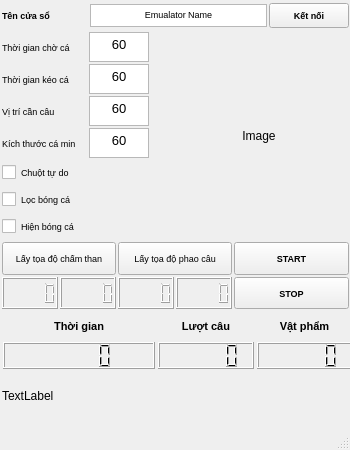
Old version of the form qt_designer/UiMainWindow.ui in the repository hung-hust-97/NTH-Auto-Game.
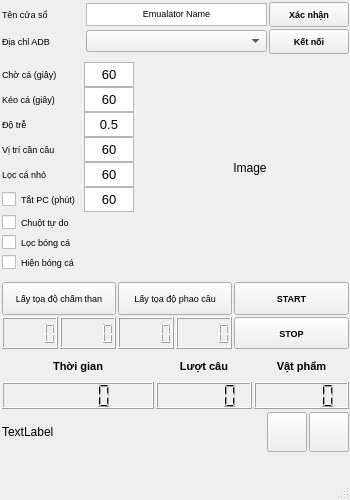
New version of the form.

Diff of the .ui file:
```diff
--- a/qt_designer/UiMainWindow.ui
+++ b/qt_designer/UiMainWindow.ui
@@ -7,152 +7,30 @@
     <x>0</x>
     <y>0</y>
     <width>350</width>
-    <height>450</height>
+    <height>500</height>
    </rect>
   </property>
   <property name="minimumSize">
    <size>
-    <width>350</width>
-    <height>450</height>
+    <width>0</width>
+    <height>0</height>
    </size>
   </property>
   <property name="maximumSize">
    <size>
     <width>350</width>
-    <height>450</height>
+    <height>500</height>
    </size>
   </property>
   <property name="windowTitle">
    <string>Auto Fishing</string>
   </property>
   <widget class="QWidget" name="centralwidget">
-   <widget class="QWidget" name="horizontalLayoutWidget_2">
-    <property name="geometry">
-     <rect>
-      <x>0</x>
-      <y>0</y>
-      <width>351</width>
-      <height>31</height>
-     </rect>
-    </property>
-    <layout class="QHBoxLayout" name="row1" stretch="2,0,0">
-     <property name="spacing">
-      <number>2</number>
-     </property>
-     <property name="sizeConstraint">
-      <enum>QLayout::SetMinimumSize</enum>
-     </property>
-     <property name="leftMargin">
-      <number>2</number>
-     </property>
-     <property name="topMargin">
-      <number>2</number>
-     </property>
-     <property name="rightMargin">
-      <number>2</number>
-     </property>
-     <property name="bottomMargin">
-      <number>2</number>
-     </property>
-     <item>
-      <widget class="QLabel" name="lblChooseEmulator">
-       <property name="sizePolicy">
-        <sizepolicy hsizetype="Minimum" vsizetype="Minimum">
-         <horstretch>0</horstretch>
-         <verstretch>0</verstretch>
-        </sizepolicy>
-       </property>
-       <property name="minimumSize">
-        <size>
-         <width>86</width>
-         <height>23</height>
-        </size>
-       </property>
-       <property name="maximumSize">
-        <size>
-         <width>80</width>
-         <height>23</height>
-        </size>
-       </property>
-       <property name="font">
-        <font>
-         <pointsize>7</pointsize>
-         <weight>75</weight>
-         <bold>true</bold>
-        </font>
-       </property>
-       <property name="text">
-        <string>Tên cửa sổ</string>
-       </property>
-      </widget>
-     </item>
-     <item>
-      <widget class="QTextEdit" name="txtEmulatorName">
-       <property name="sizePolicy">
-        <sizepolicy hsizetype="Ignored" vsizetype="Ignored">
-         <horstretch>0</horstretch>
-         <verstretch>0</verstretch>
-        </sizepolicy>
-       </property>
-       <property name="maximumSize">
-        <size>
-         <width>16777215</width>
-         <height>23</height>
-        </size>
-       </property>
-       <property name="font">
-        <font>
-         <pointsize>7</pointsize>
-        </font>
-       </property>
-       <property name="html">
-        <string>&lt;!DOCTYPE HTML PUBLIC &quot;-//W3C//DTD HTML 4.0//EN&quot; &quot;http://www.w3.org/TR/REC-html40/strict.dtd&quot;&gt;
-&lt;html&gt;&lt;head&gt;&lt;meta name=&quot;qrichtext&quot; content=&quot;1&quot; /&gt;&lt;style type=&quot;text/css&quot;&gt;
-p, li { white-space: pre-wrap; }
-&lt;/style&gt;&lt;/head&gt;&lt;body style=&quot; font-family:'MS Shell Dlg 2'; font-size:7pt; font-weight:400; font-style:normal;&quot;&gt;
-&lt;p align=&quot;center&quot; style=&quot; margin-top:0px; margin-bottom:0px; margin-left:0px; margin-right:0px; -qt-block-indent:0; text-indent:0px;&quot;&gt;Emualator Name&lt;/p&gt;&lt;/body&gt;&lt;/html&gt;</string>
-       </property>
-      </widget>
-     </item>
-     <item>
-      <widget class="QPushButton" name="btnConnectEmulator">
-       <property name="sizePolicy">
-        <sizepolicy hsizetype="Fixed" vsizetype="Fixed">
-         <horstretch>0</horstretch>
-         <verstretch>0</verstretch>
-        </sizepolicy>
-       </property>
-       <property name="minimumSize">
-        <size>
-         <width>80</width>
-         <height>25</height>
-        </size>
-       </property>
-       <property name="maximumSize">
-        <size>
-         <width>80</width>
-         <height>25</height>
-        </size>
-       </property>
-       <property name="font">
-        <font>
-         <pointsize>7</pointsize>
-         <weight>75</weight>
-         <bold>true</bold>
-        </font>
-       </property>
-       <property name="text">
-        <string>Kết nối</string>
-       </property>
-      </widget>
-     </item>
-    </layout>
-   </widget>
    <widget class="QWidget" name="gridLayoutWidget">
     <property name="geometry">
      <rect>
       <x>0</x>
-      <y>240</y>
+      <y>280</y>
       <width>351</width>
       <height>71</height>
      </rect>
@@ -381,9 +259,9 @@
     <property name="geometry">
      <rect>
       <x>0</x>
-      <y>370</y>
+      <y>410</y>
       <width>351</width>
-      <height>51</height>
+      <height>44</height>
      </rect>
     </property>
     <layout class="QHBoxLayout" name="row5">
@@ -410,19 +288,109 @@
          <verstretch>0</verstretch>
         </sizepolicy>
        </property>
+       <property name="minimumSize">
+        <size>
+         <width>0</width>
+         <height>40</height>
+        </size>
+       </property>
+       <property name="maximumSize">
+        <size>
+         <width>16777215</width>
+         <height>40</height>
+        </size>
+       </property>
        <property name="text">
         <string>TextLabel</string>
        </property>
       </widget>
      </item>
+     <item>
+      <widget class="QPushButton" name="btnYoutube">
+       <property name="sizePolicy">
+        <sizepolicy hsizetype="Ignored" vsizetype="Ignored">
+         <horstretch>0</horstretch>
+         <verstretch>0</verstretch>
+        </sizepolicy>
+       </property>
+       <property name="minimumSize">
+        <size>
+         <width>40</width>
+         <height>40</height>
+        </size>
+       </property>
+       <property name="maximumSize">
+        <size>
+         <width>40</width>
+         <height>40</height>
+        </size>
+       </property>
+       <property name="font">
+        <font>
+         <pointsize>7</pointsize>
+         <weight>50</weight>
+         <bold>false</bold>
+         <kerning>false</kerning>
+        </font>
+       </property>
+       <property name="layoutDirection">
+        <enum>Qt::LeftToRight</enum>
+       </property>
+       <property name="autoFillBackground">
+        <bool>false</bool>
+       </property>
+       <property name="text">
+        <string/>
+       </property>
+      </widget>
+     </item>
+     <item>
+      <widget class="QPushButton" name="btnFacebook">
+       <property name="sizePolicy">
+        <sizepolicy hsizetype="Ignored" vsizetype="Ignored">
+         <horstretch>0</horstretch>
+         <verstretch>0</verstretch>
+        </sizepolicy>
+       </property>
+       <property name="minimumSize">
+        <size>
+         <width>40</width>
+         <height>40</height>
+        </size>
+       </property>
+       <property name="maximumSize">
+        <size>
+         <width>40</width>
+         <height>40</height>
+        </size>
+       </property>
+       <property name="font">
+        <font>
+         <pointsize>7</pointsize>
+         <weight>50</weight>
+         <bold>false</bold>
+         <kerning>false</kerning>
+        </font>
+       </property>
+       <property name="layoutDirection">
+        <enum>Qt::LeftToRight</enum>
+       </property>
+       <property name="autoFillBackground">
+        <bool>false</bool>
+       </property>
+       <property name="text">
+        <string/>
+       </property>
+      </widget>
+     </item>
     </layout>
    </widget>
    <widget class="QWidget" name="gridLayoutWidget_2">
     <property name="geometry">
      <rect>
       <x>0</x>
-      <y>310</y>
-      <width>355</width>
+      <y>350</y>
+      <width>351</width>
       <height>61</height>
      </rect>
     </property>
@@ -619,12 +587,15 @@
     <property name="geometry">
      <rect>
       <x>0</x>
-      <y>30</y>
-      <width>359</width>
-      <height>213</height>
+      <y>60</y>
+      <width>350</width>
+      <height>216</height>
      </rect>
     </property>
-    <layout class="QHBoxLayout" name="row2">
+    <layout class="QHBoxLayout" name="row2" stretch="0,0">
+     <property name="rightMargin">
+      <number>0</number>
+     </property>
      <item>
       <layout class="QFormLayout" name="col2_1">
        <property name="labelAlignment">
@@ -634,7 +605,7 @@
         <number>2</number>
        </property>
        <property name="verticalSpacing">
-        <number>2</number>
+        <number>0</number>
        </property>
        <property name="leftMargin">
         <number>2</number>
@@ -652,14 +623,14 @@
         <widget class="QLabel" name="lblTimeWaitMark">
          <property name="minimumSize">
           <size>
-           <width>85</width>
-           <height>30</height>
+           <width>80</width>
+           <height>25</height>
           </size>
          </property>
          <property name="maximumSize">
           <size>
-           <width>85</width>
-           <height>30</height>
+           <width>80</width>
+           <height>25</height>
           </size>
          </property>
          <property name="font">
@@ -670,7 +641,7 @@
           </font>
          </property>
          <property name="text">
-          <string>Thời gian chờ cá</string>
+          <string>Chờ cá (giây)</string>
          </property>
         </widget>
        </item>
@@ -684,14 +655,14 @@
          </property>
          <property name="minimumSize">
           <size>
-           <width>60</width>
-           <height>30</height>
+           <width>50</width>
+           <height>25</height>
           </size>
          </property>
          <property name="maximumSize">
           <size>
-           <width>30</width>
-           <height>30</height>
+           <width>50</width>
+           <height>25</height>
           </size>
          </property>
          <property name="font">
@@ -699,6 +670,12 @@
            <pointsize>7</pointsize>
           </font>
          </property>
+         <property name="verticalScrollBarPolicy">
+          <enum>Qt::ScrollBarAlwaysOff</enum>
+         </property>
+         <property name="horizontalScrollBarPolicy">
+          <enum>Qt::ScrollBarAlwaysOff</enum>
+         </property>
          <property name="html">
           <string>&lt;!DOCTYPE HTML PUBLIC &quot;-//W3C//DTD HTML 4.0//EN&quot; &quot;http://www.w3.org/TR/REC-html40/strict.dtd&quot;&gt;
 &lt;html&gt;&lt;head&gt;&lt;meta name=&quot;qrichtext&quot; content=&quot;1&quot; /&gt;&lt;style type=&quot;text/css&quot;&gt;
@@ -712,14 +689,14 @@
         <widget class="QLabel" name="lblTimePullingFish">
          <property name="minimumSize">
           <size>
-           <width>85</width>
-           <height>30</height>
+           <width>80</width>
+           <height>25</height>
           </size>
          </property>
          <property name="maximumSize">
           <size>
-           <width>85</width>
-           <height>30</height>
+           <width>80</width>
+           <height>25</height>
           </size>
          </property>
          <property name="font">
@@ -730,7 +707,7 @@
           </font>
          </property>
          <property name="text">
-          <string>Thời gian kéo cá</string>
+          <string>Kéo cá (giây)</string>
          </property>
         </widget>
        </item>
@@ -744,14 +721,14 @@
          </property>
          <property name="minimumSize">
           <size>
-           <width>60</width>
-           <height>30</height>
+           <width>50</width>
+           <height>25</height>
           </size>
          </property>
          <property name="maximumSize">
           <size>
-           <width>60</width>
-           <height>30</height>
+           <width>50</width>
+           <height>25</height>
           </size>
          </property>
          <property name="font">
@@ -759,6 +736,12 @@
            <pointsize>7</pointsize>
           </font>
          </property>
+         <property name="verticalScrollBarPolicy">
+          <enum>Qt::ScrollBarAlwaysOff</enum>
+         </property>
+         <property name="horizontalScrollBarPolicy">
+          <enum>Qt::ScrollBarAlwaysOff</enum>
+         </property>
          <property name="html">
           <string>&lt;!DOCTYPE HTML PUBLIC &quot;-//W3C//DTD HTML 4.0//EN&quot; &quot;http://www.w3.org/TR/REC-html40/strict.dtd&quot;&gt;
 &lt;html&gt;&lt;head&gt;&lt;meta name=&quot;qrichtext&quot; content=&quot;1&quot; /&gt;&lt;style type=&quot;text/css&quot;&gt;
@@ -768,18 +751,18 @@
          </property>
         </widget>
        </item>
-       <item row="2" column="0">
+       <item row="3" column="0">
         <widget class="QLabel" name="lblRodPosition">
          <property name="minimumSize">
           <size>
-           <width>85</width>
-           <height>30</height>
+           <width>80</width>
+           <height>25</height>
           </size>
          </property>
          <property name="maximumSize">
           <size>
-           <width>85</width>
-           <height>30</height>
+           <width>80</width>
+           <height>25</height>
           </size>
          </property>
          <property name="font">
@@ -794,7 +777,7 @@
          </property>
         </widget>
        </item>
-       <item row="2" column="1">
+       <item row="3" column="1">
         <widget class="QTextEdit" name="txtFishingRodPosition">
          <property name="sizePolicy">
           <sizepolicy hsizetype="Fixed" vsizetype="Fixed">
@@ -804,14 +787,14 @@
          </property>
          <property name="minimumSize">
           <size>
-           <width>60</width>
-           <height>30</height>
+           <width>50</width>
+           <height>25</height>
           </size>
          </property>
          <property name="maximumSize">
           <size>
-           <width>60</width>
-           <height>30</height>
+           <width>50</width>
+           <height>25</height>
           </size>
          </property>
          <property name="font">
@@ -819,6 +802,12 @@
            <pointsize>7</pointsize>
           </font>
          </property>
+         <property name="verticalScrollBarPolicy">
+          <enum>Qt::ScrollBarAlwaysOff</enum>
+         </property>
+         <property name="horizontalScrollBarPolicy">
+          <enum>Qt::ScrollBarAlwaysOff</enum>
+         </property>
          <property name="html">
           <string>&lt;!DOCTYPE HTML PUBLIC &quot;-//W3C//DTD HTML 4.0//EN&quot; &quot;http://www.w3.org/TR/REC-html40/strict.dtd&quot;&gt;
 &lt;html&gt;&lt;head&gt;&lt;meta name=&quot;qrichtext&quot; content=&quot;1&quot; /&gt;&lt;style type=&quot;text/css&quot;&gt;
@@ -828,18 +817,18 @@
          </property>
         </widget>
        </item>
-       <item row="3" column="0">
+       <item row="4" column="0">
         <widget class="QLabel" name="lblMinFishSize">
          <property name="minimumSize">
           <size>
-           <width>85</width>
-           <height>30</height>
+           <width>80</width>
+           <height>25</height>
           </size>
          </property>
          <property name="maximumSize">
           <size>
-           <width>85</width>
-           <height>30</height>
+           <width>80</width>
+           <height>25</height>
           </size>
          </property>
          <property name="font">
@@ -848,11 +837,11 @@
           </font>
          </property>
          <property name="text">
-          <string>Kích thước cá min</string>
+          <string>Lọc cá nhỏ</string>
          </property>
         </widget>
        </item>
-       <item row="3" column="1">
+       <item row="4" column="1">
         <widget class="QTextEdit" name="txtMinFishSize">
          <property name="sizePolicy">
           <sizepolicy hsizetype="Fixed" vsizetype="Fixed">
@@ -862,14 +851,14 @@
          </property>
          <property name="minimumSize">
           <size>
-           <width>60</width>
-           <height>30</height>
+           <width>50</width>
+           <height>25</height>
           </size>
          </property>
          <property name="maximumSize">
           <size>
-           <width>60</width>
-           <height>30</height>
+           <width>50</width>
+           <height>25</height>
           </size>
          </property>
          <property name="font">
@@ -877,6 +866,12 @@
            <pointsize>7</pointsize>
           </font>
          </property>
+         <property name="verticalScrollBarPolicy">
+          <enum>Qt::ScrollBarAlwaysOff</enum>
+         </property>
+         <property name="horizontalScrollBarPolicy">
+          <enum>Qt::ScrollBarAlwaysOff</enum>
+         </property>
          <property name="html">
           <string>&lt;!DOCTYPE HTML PUBLIC &quot;-//W3C//DTD HTML 4.0//EN&quot; &quot;http://www.w3.org/TR/REC-html40/strict.dtd&quot;&gt;
 &lt;html&gt;&lt;head&gt;&lt;meta name=&quot;qrichtext&quot; content=&quot;1&quot; /&gt;&lt;style type=&quot;text/css&quot;&gt;
@@ -887,17 +882,65 @@
         </widget>
        </item>
        <item row="5" column="0">
+        <widget class="QCheckBox" name="cbShutdownPC">
+         <property name="minimumSize">
+          <size>
+           <width>80</width>
+           <height>25</height>
+          </size>
+         </property>
+         <property name="maximumSize">
+          <size>
+           <width>85</width>
+           <height>25</height>
+          </size>
+         </property>
+         <property name="font">
+          <font>
+           <pointsize>7</pointsize>
+          </font>
+         </property>
+         <property name="text">
+          <string>Tắt PC (phút)</string>
+         </property>
+        </widget>
+       </item>
+       <item row="6" column="0">
+        <widget class="QCheckBox" name="cbFreeMouse">
+         <property name="minimumSize">
+          <size>
+           <width>80</width>
+           <height>20</height>
+          </size>
+         </property>
+         <property name="maximumSize">
+          <size>
+           <width>85</width>
+           <height>20</height>
+          </size>
+         </property>
+         <property name="font">
+          <font>
+           <pointsize>7</pointsize>
+          </font>
+         </property>
+         <property name="text">
+          <string>Chuột tự do</string>
+         </property>
+        </widget>
+       </item>
+       <item row="7" column="0">
         <widget class="QCheckBox" name="cbFishDetection">
          <property name="minimumSize">
           <size>
            <width>80</width>
-           <height>25</height>
+           <height>20</height>
           </size>
          </property>
          <property name="maximumSize">
           <size>
            <width>85</width>
-           <height>25</height>
+           <height>20</height>
           </size>
          </property>
          <property name="font">
@@ -910,18 +953,18 @@
          </property>
         </widget>
        </item>
-       <item row="6" column="0">
+       <item row="8" column="0">
         <widget class="QCheckBox" name="cbShowFish">
          <property name="minimumSize">
           <size>
            <width>80</width>
-           <height>25</height>
+           <height>20</height>
           </size>
          </property>
          <property name="maximumSize">
           <size>
            <width>85</width>
-           <height>25</height>
+           <height>20</height>
           </size>
          </property>
          <property name="font">
@@ -934,17 +977,57 @@
          </property>
         </widget>
        </item>
-       <item row="4" column="0">
-        <widget class="QCheckBox" name="cbFreeMouse">
+       <item row="5" column="1">
+        <widget class="QTextEdit" name="txtShutdownTime">
+         <property name="sizePolicy">
+          <sizepolicy hsizetype="Fixed" vsizetype="Fixed">
+           <horstretch>0</horstretch>
+           <verstretch>0</verstretch>
+          </sizepolicy>
+         </property>
          <property name="minimumSize">
           <size>
+           <width>50</width>
+           <height>25</height>
+          </size>
+         </property>
+         <property name="maximumSize">
+          <size>
+           <width>50</width>
+           <height>25</height>
+          </size>
+         </property>
+         <property name="font">
+          <font>
+           <pointsize>7</pointsize>
+          </font>
+         </property>
+         <property name="verticalScrollBarPolicy">
+          <enum>Qt::ScrollBarAlwaysOff</enum>
+         </property>
+         <property name="horizontalScrollBarPolicy">
+          <enum>Qt::ScrollBarAlwaysOff</enum>
+         </property>
+         <property name="html">
+          <string>&lt;!DOCTYPE HTML PUBLIC &quot;-//W3C//DTD HTML 4.0//EN&quot; &quot;http://www.w3.org/TR/REC-html40/strict.dtd&quot;&gt;
+&lt;html&gt;&lt;head&gt;&lt;meta name=&quot;qrichtext&quot; content=&quot;1&quot; /&gt;&lt;style type=&quot;text/css&quot;&gt;
+p, li { white-space: pre-wrap; }
+&lt;/style&gt;&lt;/head&gt;&lt;body style=&quot; font-family:'MS Shell Dlg 2'; font-size:7pt; font-weight:400; font-style:normal;&quot;&gt;
+&lt;p align=&quot;center&quot; style=&quot; margin-top:0px; margin-bottom:0px; margin-left:0px; margin-right:0px; -qt-block-indent:0; text-indent:0px;&quot;&gt;&lt;span style=&quot; font-size:10pt;&quot;&gt;60&lt;/span&gt;&lt;/p&gt;&lt;/body&gt;&lt;/html&gt;</string>
+         </property>
+        </widget>
+       </item>
+       <item row="2" column="0">
+        <widget class="QLabel" name="lblDelayTime">
+         <property name="minimumSize">
+          <size>
            <width>80</width>
            <height>25</height>
           </size>
          </property>
          <property name="maximumSize">
           <size>
-           <width>85</width>
+           <width>80</width>
            <height>25</height>
           </size>
          </property>
@@ -954,7 +1037,47 @@
           </font>
          </property>
          <property name="text">
-          <string>Chuột tự do</string>
+          <string>Độ trễ</string>
+         </property>
+        </widget>
+       </item>
+       <item row="2" column="1">
+        <widget class="QTextEdit" name="txtDelayTime">
+         <property name="sizePolicy">
+          <sizepolicy hsizetype="Fixed" vsizetype="Fixed">
+           <horstretch>0</horstretch>
+           <verstretch>0</verstretch>
+          </sizepolicy>
+         </property>
+         <property name="minimumSize">
+          <size>
+           <width>50</width>
+           <height>25</height>
+          </size>
+         </property>
+         <property name="maximumSize">
+          <size>
+           <width>50</width>
+           <height>25</height>
+          </size>
+         </property>
+         <property name="font">
+          <font>
+           <pointsize>7</pointsize>
+          </font>
+         </property>
+         <property name="verticalScrollBarPolicy">
+          <enum>Qt::ScrollBarAlwaysOff</enum>
+         </property>
+         <property name="horizontalScrollBarPolicy">
+          <enum>Qt::ScrollBarAlwaysOff</enum>
+         </property>
+         <property name="html">
+          <string>&lt;!DOCTYPE HTML PUBLIC &quot;-//W3C//DTD HTML 4.0//EN&quot; &quot;http://www.w3.org/TR/REC-html40/strict.dtd&quot;&gt;
+&lt;html&gt;&lt;head&gt;&lt;meta name=&quot;qrichtext&quot; content=&quot;1&quot; /&gt;&lt;style type=&quot;text/css&quot;&gt;
+p, li { white-space: pre-wrap; }
+&lt;/style&gt;&lt;/head&gt;&lt;body style=&quot; font-family:'MS Shell Dlg 2'; font-size:7pt; font-weight:400; font-style:normal;&quot;&gt;
+&lt;p align=&quot;center&quot; style=&quot; margin-top:0px; margin-bottom:0px; margin-left:0px; margin-right:0px; -qt-block-indent:0; text-indent:0px;&quot;&gt;&lt;span style=&quot; font-size:10pt;&quot;&gt;0.5&lt;/span&gt;&lt;/p&gt;&lt;/body&gt;&lt;/html&gt;</string>
          </property>
         </widget>
        </item>
@@ -999,6 +1122,192 @@
      </item>
     </layout>
    </widget>
+   <widget class="QWidget" name="gridLayoutWidget_3">
+    <property name="geometry">
+     <rect>
+      <x>0</x>
+      <y>0</y>
+      <width>351</width>
+      <height>58</height>
+     </rect>
+    </property>
+    <layout class="QGridLayout" name="row1" columnstretch="0,0,0" columnminimumwidth="0,0,0">
+     <property name="leftMargin">
+      <number>2</number>
+     </property>
+     <property name="topMargin">
+      <number>2</number>
+     </property>
+     <property name="rightMargin">
+      <number>2</number>
+     </property>
+     <property name="bottomMargin">
+      <number>2</number>
+     </property>
+     <property name="spacing">
+      <number>2</number>
+     </property>
+     <item row="0" column="2">
+      <widget class="QPushButton" name="btnConnectWindowTitle">
+       <property name="sizePolicy">
+        <sizepolicy hsizetype="Fixed" vsizetype="Fixed">
+         <horstretch>0</horstretch>
+         <verstretch>0</verstretch>
+        </sizepolicy>
+       </property>
+       <property name="minimumSize">
+        <size>
+         <width>80</width>
+         <height>25</height>
+        </size>
+       </property>
+       <property name="maximumSize">
+        <size>
+         <width>80</width>
+         <height>25</height>
+        </size>
+       </property>
+       <property name="font">
+        <font>
+         <pointsize>7</pointsize>
+         <weight>75</weight>
+         <bold>true</bold>
+        </font>
+       </property>
+       <property name="text">
+        <string>Xác nhận</string>
+       </property>
+      </widget>
+     </item>
+     <item row="0" column="0">
+      <widget class="QLabel" name="lblChooseEmulator">
+       <property name="sizePolicy">
+        <sizepolicy hsizetype="Minimum" vsizetype="Minimum">
+         <horstretch>0</horstretch>
+         <verstretch>0</verstretch>
+        </sizepolicy>
+       </property>
+       <property name="minimumSize">
+        <size>
+         <width>82</width>
+         <height>23</height>
+        </size>
+       </property>
+       <property name="maximumSize">
+        <size>
+         <width>80</width>
+         <height>23</height>
+        </size>
+       </property>
+       <property name="font">
+        <font>
+         <pointsize>7</pointsize>
+         <weight>50</weight>
+         <bold>false</bold>
+        </font>
+       </property>
+       <property name="text">
+        <string>Tên cửa sổ</string>
+       </property>
+      </widget>
+     </item>
+     <item row="0" column="1">
+      <widget class="QTextEdit" name="txtEmulatorName">
+       <property name="sizePolicy">
+        <sizepolicy hsizetype="Ignored" vsizetype="Ignored">
+         <horstretch>0</horstretch>
+         <verstretch>0</verstretch>
+        </sizepolicy>
+       </property>
+       <property name="maximumSize">
+        <size>
+         <width>16777215</width>
+         <height>23</height>
+        </size>
+       </property>
+       <property name="font">
+        <font>
+         <pointsize>7</pointsize>
+        </font>
+       </property>
+       <property name="html">
+        <string>&lt;!DOCTYPE HTML PUBLIC &quot;-//W3C//DTD HTML 4.0//EN&quot; &quot;http://www.w3.org/TR/REC-html40/strict.dtd&quot;&gt;
+&lt;html&gt;&lt;head&gt;&lt;meta name=&quot;qrichtext&quot; content=&quot;1&quot; /&gt;&lt;style type=&quot;text/css&quot;&gt;
+p, li { white-space: pre-wrap; }
+&lt;/style&gt;&lt;/head&gt;&lt;body style=&quot; font-family:'MS Shell Dlg 2'; font-size:7pt; font-weight:400; font-style:normal;&quot;&gt;
+&lt;p align=&quot;center&quot; style=&quot; margin-top:0px; margin-bottom:0px; margin-left:0px; margin-right:0px; -qt-block-indent:0; text-indent:0px;&quot;&gt;Emualator Name&lt;/p&gt;&lt;/body&gt;&lt;/html&gt;</string>
+       </property>
+      </widget>
+     </item>
+     <item row="1" column="0">
+      <widget class="QLabel" name="lblAdbAddress">
+       <property name="sizePolicy">
+        <sizepolicy hsizetype="Minimum" vsizetype="Minimum">
+         <horstretch>0</horstretch>
+         <verstretch>0</verstretch>
+        </sizepolicy>
+       </property>
+       <property name="minimumSize">
+        <size>
+         <width>82</width>
+         <height>23</height>
+        </size>
+       </property>
+       <property name="maximumSize">
+        <size>
+         <width>80</width>
+         <height>23</height>
+        </size>
+       </property>
+       <property name="font">
+        <font>
+         <pointsize>7</pointsize>
+         <weight>50</weight>
+         <bold>false</bold>
+        </font>
+       </property>
+       <property name="text">
+        <string>Địa chỉ ADB</string>
+       </property>
+      </widget>
+     </item>
+     <item row="1" column="2">
+      <widget class="QPushButton" name="btnConnectAdb">
+       <property name="sizePolicy">
+        <sizepolicy hsizetype="Fixed" vsizetype="Fixed">
+         <horstretch>0</horstretch>
+         <verstretch>0</verstretch>
+        </sizepolicy>
+       </property>
+       <property name="minimumSize">
+        <size>
+         <width>80</width>
+         <height>25</height>
+        </size>
+       </property>
+       <property name="maximumSize">
+        <size>
+         <width>80</width>
+         <height>25</height>
+        </size>
+       </property>
+       <property name="font">
+        <font>
+         <pointsize>7</pointsize>
+         <weight>75</weight>
+         <bold>true</bold>
+        </font>
+       </property>
+       <property name="text">
+        <string>Kết nối</string>
+       </property>
+      </widget>
+     </item>
+     <item row="1" column="1">
+      <widget class="QComboBox" name="listAdbAddress"/>
+     </item>
+    </layout>
+   </widget>
   </widget>
   <widget class="QMenuBar" name="menubar">
    <property name="geometry">
```
